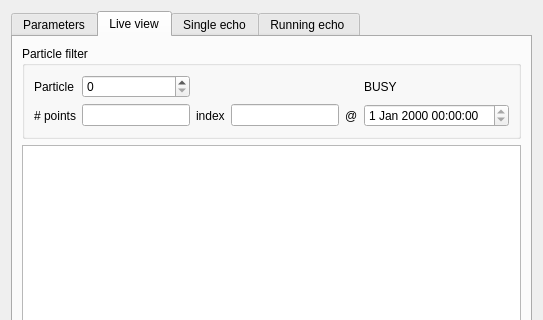
Above: Hanse/Module_SonarLocalization/form_sonarlocalization.ui from iti-luebeck/HANSE2011 before the change; both pictures show x 0 to 543 and y 0 to 320 of the 543 by 507 pixel window. Below: the same form after it.
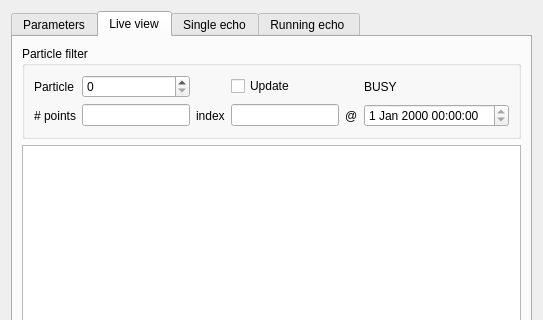
That is the form after the change. The open tabs and pages were chosen to show the change.

Diff of the .ui file:
```diff
--- a/Hanse/Module_SonarLocalization/form_sonarlocalization.ui
+++ b/Hanse/Module_SonarLocalization/form_sonarlocalization.ui
@@ -358,6 +358,13 @@
             </property>
            </widget>
           </item>
+          <item row="0" column="3">
+           <widget class="QCheckBox" name="update">
+            <property name="text">
+             <string>Update</string>
+            </property>
+           </widget>
+          </item>
          </layout>
         </widget>
        </item>
```
